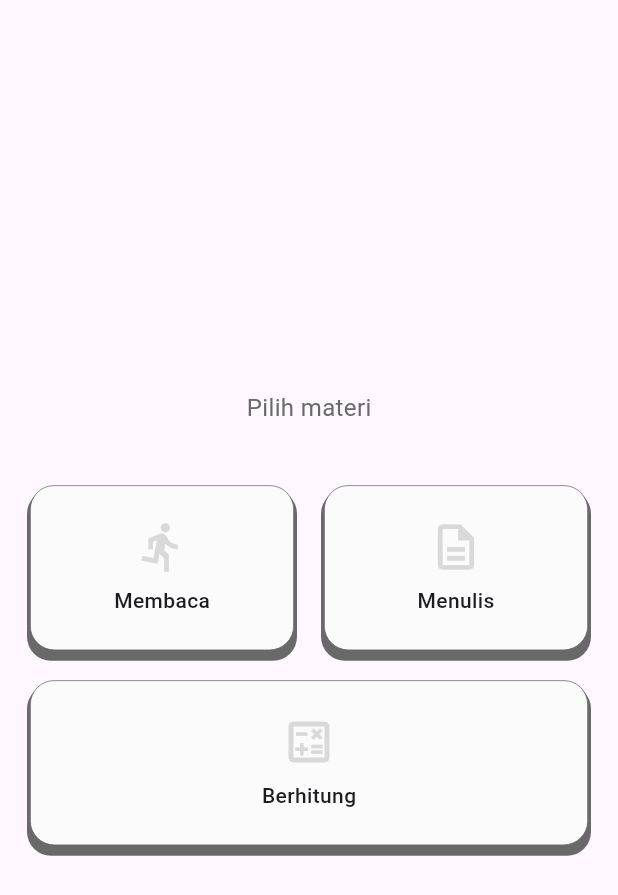
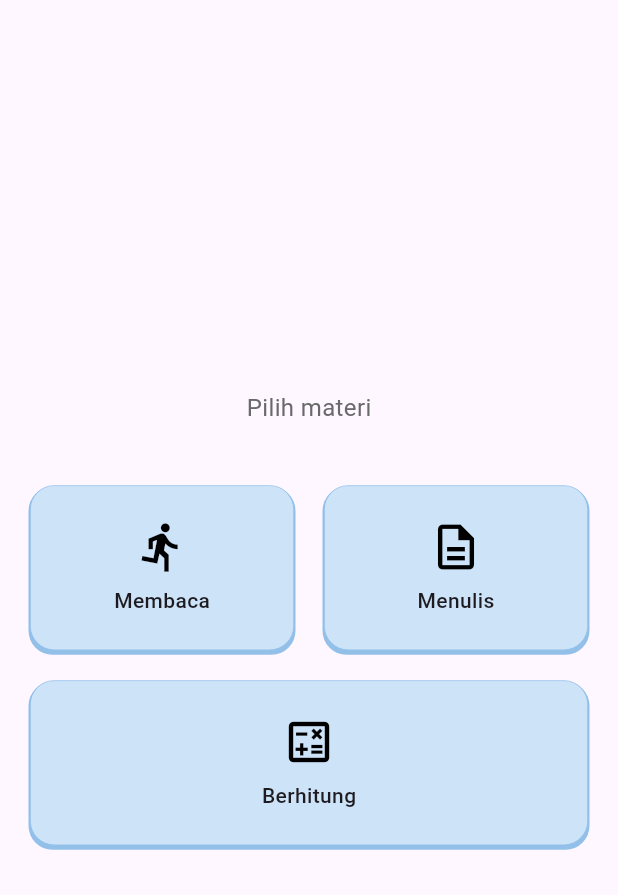
Before and after one commit to ceredence/educationApp, a Flutter app: the CategoryPage screen opened by its route, on a phone screen of 412 x 824 dp. Shown: the top 895 px of the screen. Run offline on Flutter 3.47's test engine with Material 3 defaults, Android fonts, the phone set to English and light mode, and no system bars; our stand-ins replace get; Roboto replaces fonts that are missing (Dela Gothic One).

```diff
--- a/lib/Components/custom_button.dart
+++ b/lib/Components/custom_button.dart
@@ -59,7 +59,7 @@ class _CustomButtonState extends State<CustomButton> {
               child: Container(
                 height: 56,
                 decoration: BoxDecoration(
-                  color: const Color(0xFFB9DBFB),
+                  color: const Color(0xFFCDE3F8),
                   borderRadius: BorderRadius.circular(18),
                   border: Border.all(
                     color: const Color(0xFF9EC6E8),
@@ -101,17 +101,17 @@ class ButtonHome extends StatelessWidget {
         width: 110,
         height: 110,
         decoration: BoxDecoration(
-          color: CustomColor.button,
+          color: CustomColor.btnhomebiru,
           borderRadius: BorderRadius.circular(16),
           border: Border.all(
-            color: CustomColor.tekscolor,
+            color: CustomColor.oubtnhomebiru,
             width: 0.5,
           ),
           boxShadow: [
             BoxShadow(
-              color: CustomColor.tekscolor,
-              spreadRadius: 2,
-              offset: const Offset(0, 5),
+              color:  CustomColor.oubtnhomebiru,
+              spreadRadius: 1,
+              offset: const Offset(0, 2),
             ),
           ],
         ),
@@ -119,7 +119,7 @@ class ButtonHome extends StatelessWidget {
           mainAxisAlignment: MainAxisAlignment.center,
           children: [
             if (icon != null)
-              Icon(icon, size: 36, color: CustomColor.greyawan,),
+              Icon(icon, size: 36, color: const Color.fromARGB(255, 0, 0, 0),),
 
             if (level != null)
               Row(
--- a/lib/Components/custom_color.dart
+++ b/lib/Components/custom_color.dart
@@ -6,4 +6,6 @@ import 'package:flutter/material.dart';
   static const Color button   = Color(0xFFFBFBFB);
   static const Color button2   = Color(0xFFD9D9D9);
   static const Color tekscolor = Color(0xFF696969);
+  static const Color btnhomebiru = Color(0xFFCDE3F8);
+  static const Color oubtnhomebiru = Color(0xFF92C0E9);
 }
--- a/lib/pages/category_page.dart
+++ b/lib/pages/category_page.dart
@@ -11,7 +11,7 @@ class CategoryPage extends StatelessWidget {
 
   @override
   Widget build(BuildContext context) {
-    final taskController = Get.find<TaskController>();
+    final taskController = Get.put(TaskController());
 
     return Scaffold(
       body: SafeArea(
--- a/pubspec.yaml
+++ b/pubspec.yaml
@@ -38,6 +38,7 @@ dependencies:
   shared_preferences: ^2.5.3
   http: ^1.6.0
   sqflite: ^2.4.2
+  percent_indicator: ^4.2.5
 
 dev_dependencies:
   flutter_test:
```
Also changed, not shown: pubspec.lock.
